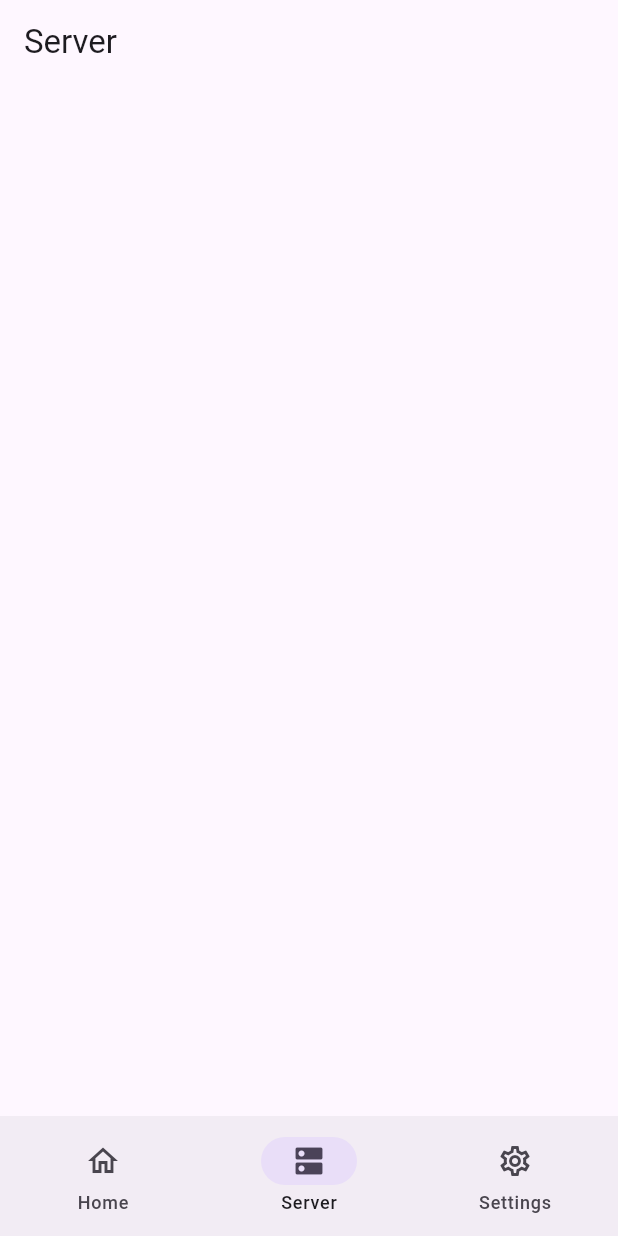
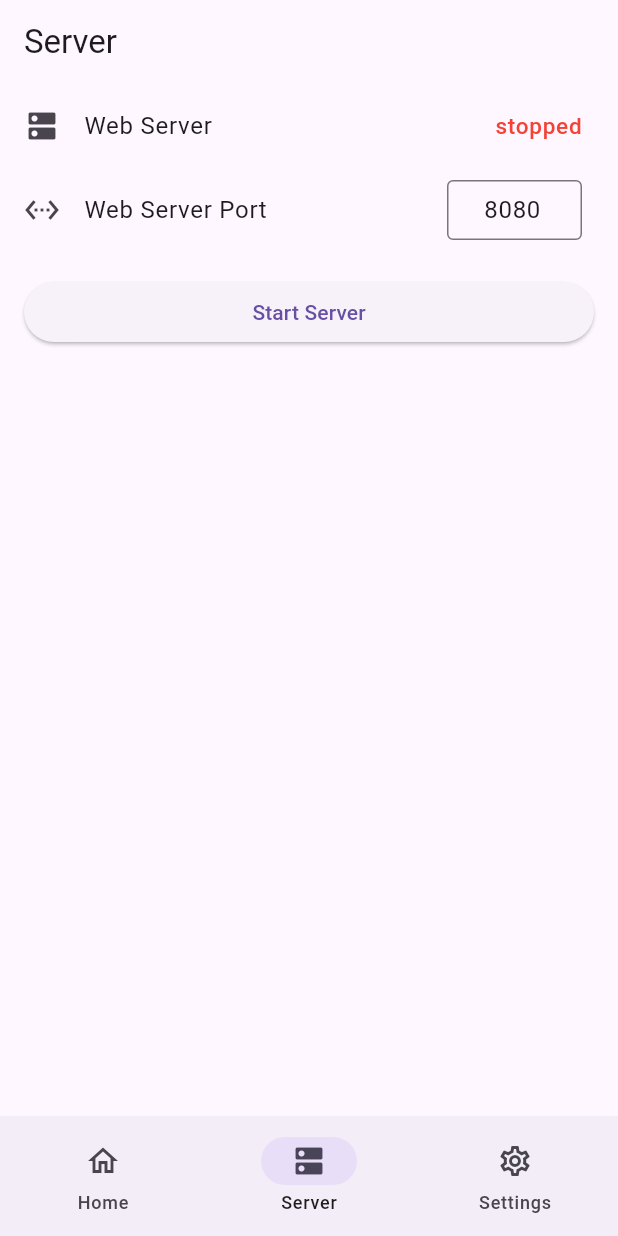
Before and after one commit to Niclas404NotFound/schanzen_play, a Flutter app: the screen it shows after launch, item 2 of the bottom bar chosen, on a phone screen of 412 x 824 dp. Run offline on Flutter 3.47's test engine with Material 3 defaults, Android fonts, the phone set to English and light mode, and no system bars; our stand-ins replace file_picker.

Commit message:
Added server controll pannel and dark mode

```diff
--- a/lib/main.dart
+++ b/lib/main.dart
@@ -1,4 +1,6 @@
 import 'package:flutter/material.dart';
+
+import './themes.dart';
 
 import './screens/main_screen.dart';
 
@@ -20,13 +22,17 @@ class App extends StatelessWidget {
 
   @override
   Widget build(BuildContext context) {
-    return MaterialApp(
-      title: 'Flutter Demo',
-      theme: ThemeData(
-        colorScheme: ColorScheme.fromSeed(seedColor: Colors.deepPurple),
-        useMaterial3: true,
-      ),
-      home: const MainScreen(),
+    return ValueListenableBuilder<ThemeMode>(
+      valueListenable: themeNotifier,
+      builder: (_, ThemeMode currentMode, __) {
+        return MaterialApp(
+          title: 'Flutter App',
+          theme: ThemeData.light(useMaterial3: true),
+          darkTheme: ThemeData.dark(useMaterial3: true),
+          themeMode: currentMode,
+          home: const MainScreen(),
+        );
+      },
     );
   }
 }
--- a/lib/screens/server_screen.dart
+++ b/lib/screens/server_screen.dart
@@ -1,10 +1,115 @@
 import 'package:flutter/material.dart';
+import 'package:flutter/services.dart';
 
-class ServerScreen extends StatelessWidget {
+import '../server/server_controller.dart';
+
+class ServerScreen extends StatefulWidget {
   const ServerScreen({super.key});
 
   @override
+  State<ServerScreen> createState() => _ServerScreenState();
+}
+
+class _ServerScreenState extends State<ServerScreen> {
+  final ServerController _controller = ServerController.instance;
+  late final TextEditingController _portController;
+
+  @override
+  void initState() {
+    super.initState();
+    // Shows the actual port if the server is already running.
+    _portController = TextEditingController(text: _controller.port.toString());
+  }
+
+  @override
+  void dispose() {
+    _portController.dispose(); // do NOT stop the server here
+    super.dispose();
+  }
+
+  Future<void> toggleServer() async {
+    try {
+      if (_controller.isRunning) {
+        await _controller.stop();
+      } else {
+        final port = int.tryParse(_portController.text);
+        if (port == null || port < 1 || port > 65535) {
+          throw Exception('Please enter a valid port (1-65535).');
+        }
+        await _controller.start(port);
+      }
+    } catch (e) {
+      if (mounted) {
+        ScaffoldMessenger.of(context).showSnackBar(
+          SnackBar(
+            content: Text('Server error: $e'),
+            backgroundColor: Colors.red,
+          ),
+        );
+      }
+    }
+  }
+
+  @override
   Widget build(BuildContext context) {
-    return Scaffold(appBar: AppBar(title: const Text('Server')));
+    return ListenableBuilder(
+      listenable: _controller,
+      builder: (context, _) {
+        final isServerRunning = _controller.isRunning;
+        final isLoading = _controller.isLoading;
+
+        return Scaffold(
+          appBar: AppBar(title: const Text('Server')),
+          body: ListView(
+            children: [
+              ListTile(
+                leading: const Icon(Icons.dns),
+                title: const Text('Web Server'),
+                trailing: Text(
+                  isServerRunning ? 'running' : 'stopped',
+                  style: TextStyle(
+                    color: isServerRunning ? Colors.green : Colors.red,
+                    fontWeight: FontWeight.w500,
+                    fontSize: 15,
+                  ),
+                ),
+              ),
+              ListTile(
+                leading: const Icon(Icons.settings_ethernet),
+                title: const Text('Web Server Port'),
+                trailing: SizedBox(
+                  width: 90,
+                  child: TextField(
+                    controller: _portController,
+                    enabled: !isServerRunning && !isLoading,
+                    textAlign: TextAlign.center,
+                    keyboardType: TextInputType.number,
+                    inputFormatters: [
+                      FilteringTextInputFormatter.digitsOnly,
+                      LengthLimitingTextInputFormatter(5),
+                    ],
+                    decoration: const InputDecoration(
+                      isDense: true,
+                      contentPadding:
+                          EdgeInsets.symmetric(horizontal: 8, vertical: 8),
+                      border: OutlineInputBorder(),
+                    ),
+                  ),
+                ),
+              ),
+              Padding(
+                padding: const EdgeInsets.fromLTRB(16, 16, 16, 8),
+                child: ElevatedButton(
+                  onPressed: isLoading ? null : toggleServer,
+                  child: isLoading
+                      ? const CircularProgressIndicator()
+                      : Text(isServerRunning ? 'Stop Server' : 'Start Server'),
+                ),
+              ),
+            ],
+          ),
+        );
+      },
+    );
   }
 }
--- /dev/null
+++ b/lib/server/server_controller.dart
@@ -0,0 +1,46 @@
+import 'package:flutter/foundation.dart';
+
+import 'web_server.dart';
+
+class ServerController extends ChangeNotifier {
+  ServerController._();
+  static final ServerController instance = ServerController._();
+
+  LocalWebServer? _server;
+  bool _isLoading = false;
+  int _port = 8080;
+
+  bool get isRunning => _server?.isRunning ?? false;
+  bool get isLoading => _isLoading;
+  int get port => _port;
+
+  Future<void> start(int port) async {
+    if (_isLoading || isRunning) return;
+    _isLoading = true;
+    notifyListeners();
+
+    try {
+      final server = LocalWebServer(port: port);
+      await server.start(); // throws if the port is in use
+      _server = server;
+      _port = port;
+    } finally {
+      _isLoading = false;
+      notifyListeners();
+    }
+  }
+
+  Future<void> stop({bool force = false}) async {
+    if (_isLoading || !isRunning) return;
+    _isLoading = true;
+    notifyListeners();
+
+    try {
+      await _server?.stop(force: force);
+      _server = null;
+    } finally {
+      _isLoading = false;
+      notifyListeners();
+    }
+  }
+}
--- /dev/null
+++ b/lib/themes.dart
@@ -0,0 +1,3 @@
+import 'package:flutter/material.dart';
+
+final ValueNotifier<ThemeMode> themeNotifier = ValueNotifier(ThemeMode.light);
```
Also changed, not shown: lib/screens/settings_screen.dart (+34 -1 lines), lib/server/web_server.dart (+3 -7 lines).
